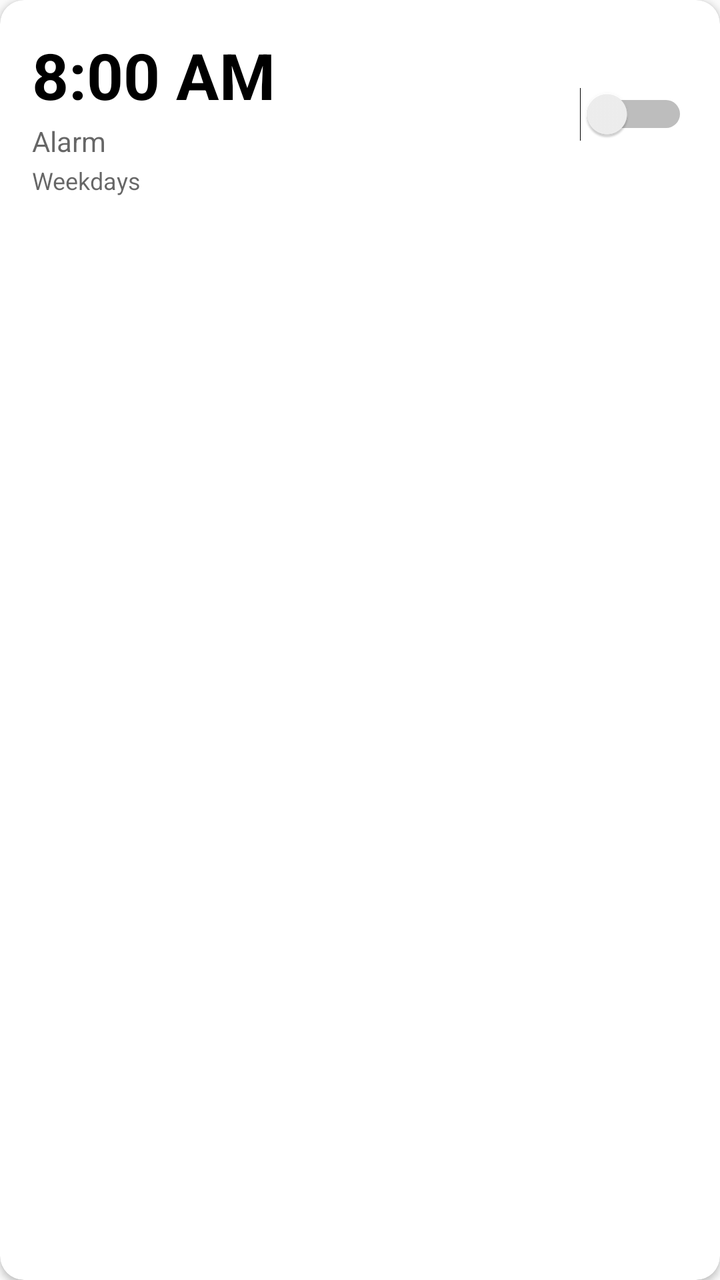
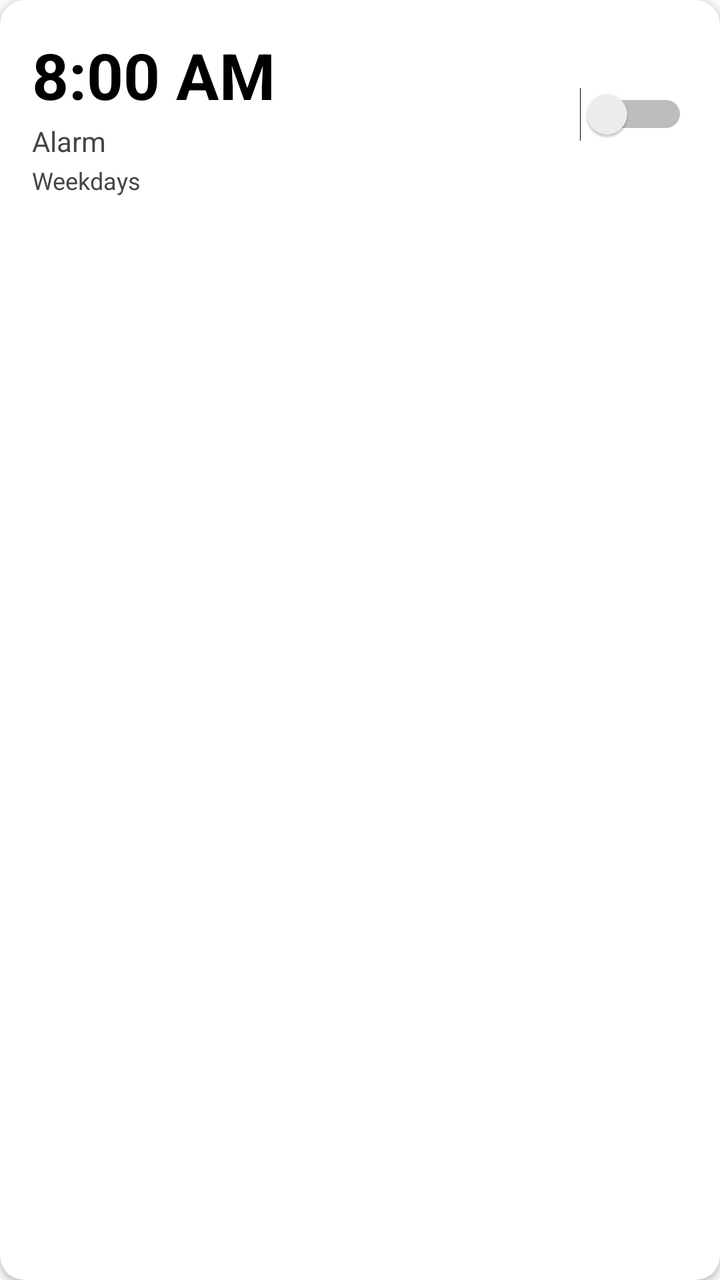

Compare the two renders of this Android layout. The source of the first and the diff that turns it into the second are given below.
<!-- AndroidManifest.xml: application theme Theme.Alerm -->
<!-- res/layout/item_alarm.xml -->
<?xml version="1.0" encoding="utf-8"?>
<com.google.android.material.card.MaterialCardView
    xmlns:android="http://schemas.android.com/apk/res/android"
    xmlns:app="http://schemas.android.com/apk/res-auto"
    android:layout_width="match_parent"
    android:layout_height="wrap_content"
    android:layout_marginHorizontal="12dp"
    android:layout_marginVertical="6dp"
    app:cardCornerRadius="12dp"
    app:cardElevation="2dp">

    <LinearLayout
        android:layout_width="match_parent"
        android:layout_height="wrap_content"
        android:orientation="horizontal"
        android:padding="16dp"
        android:gravity="center_vertical">

        
        <LinearLayout
            android:layout_width="0dp"
            android:layout_height="wrap_content"
            android:layout_weight="1"
            android:orientation="vertical">

            <TextView
                android:id="@+id/tvAlarmTime"
                android:layout_width="wrap_content"
                android:layout_height="wrap_content"
                android:textSize="32sp"
                android:textStyle="bold"
                android:textColor="?attr/colorOnSurface"
                android:text="8:00 AM" />

            <TextView
                android:id="@+id/tvAlarmLabel"
                android:layout_width="wrap_content"
                android:layout_height="wrap_content"
                android:layout_marginTop="2dp"
                android:textSize="14sp"
                android:textColor="?android:attr/textColorSecondary"
                android:text="Alarm" />

            <TextView
                android:id="@+id/tvAlarmDays"
                android:layout_width="wrap_content"
                android:layout_height="wrap_content"
                android:layout_marginTop="2dp"
                android:textSize="12sp"
                android:textColor="?android:attr/textColorSecondary"
                android:text="Weekdays" />

        </LinearLayout>

        
        <Switch
            android:id="@+id/switchAlarmEnabled"
            android:layout_width="wrap_content"
            android:layout_height="wrap_content"
            android:contentDescription="@string/toggle_alarm" />

    </LinearLayout>

</com.google.android.material.card.MaterialCardView>
<!-- resources referenced by this layout -->
<resources>
  <string name="toggle_alarm">Toggle alarm on/off</string>
  <style name="Theme.Alerm" parent="Theme.MaterialComponents.DayNight.NoActionBar">
          <item name="colorPrimary">@color/colorPrimary</item>
          <item name="colorPrimaryVariant">@color/colorPrimaryVariant</item>
          <item name="colorOnPrimary">@color/colorOnPrimary</item>
          <item name="colorSecondary">@color/colorSecondary</item>
          <item name="colorOnSecondary">@color/colorOnSecondary</item>
          <item name="colorError">@color/colorError</item>
          <item name="colorOnError">@color/colorOnError</item>
          <item name="colorSurface">@color/colorSurface</item>
          <item name="colorOnSurface">@color/colorOnSurface</item>
          <item name="android:colorBackground">@color/colorBackground</item>
          <item name="colorOnBackground">@color/colorOnBackground</item>
      </style>
  <color name="colorPrimary">#FF6750A4</color>
  <color name="colorPrimaryVariant">#FF3700B3</color>
  <color name="colorOnPrimary">#FFFFFFFF</color>
  <color name="colorSecondary">#FF03DAC5</color>
  <color name="colorOnSecondary">#FF000000</color>
  <color name="colorError">#FFB00020</color>
  <color name="colorOnError">#FFFFFFFF</color>
  <color name="colorSurface">#FFFFFFFF</color>
  <color name="colorOnSurface">#FF000000</color>
  <color name="colorBackground">#FFFAFAFA</color>
  <color name="colorOnBackground">#FF000000</color>
</resources>

<!-- the commit's change to res/layout/item_alarm.xml (unified diff, before → after) -->
@@ -29,7 +29,7 @@
                 android:layout_height="wrap_content"
                 android:textSize="32sp"
                 android:textStyle="bold"
-                android:textColor="?attr/colorOnSurface"
+                android:textColor="#FF000000"
                 android:text="8:00 AM" />
 
             <TextView
@@ -38,7 +38,7 @@
                 android:layout_height="wrap_content"
                 android:layout_marginTop="2dp"
                 android:textSize="14sp"
-                android:textColor="?android:attr/textColorSecondary"
+                android:textColor="#FF444444"
                 android:text="Alarm" />
 
             <TextView
@@ -47,7 +47,7 @@
                 android:layout_height="wrap_content"
                 android:layout_marginTop="2dp"
                 android:textSize="12sp"
-                android:textColor="?android:attr/textColorSecondary"
+                android:textColor="#FF444444"
                 android:text="Weekdays" />
 
         </LinearLayout>
<!-- resource entries referenced after the edit -->
@@ -1,7 +1,7 @@
 <!-- resources referenced by this layout -->
 <resources>
   <string name="toggle_alarm">Toggle alarm on/off</string>
-  <style name="Theme.Alerm" parent="Theme.MaterialComponents.DayNight.NoActionBar">
+  <style name="Theme.Alerm" parent="Theme.MaterialComponents.Light.NoActionBar">
           <item name="colorPrimary">@color/colorPrimary</item>
           <item name="colorPrimaryVariant">@color/colorPrimaryVariant</item>
           <item name="colorOnPrimary">@color/colorOnPrimary</item>
